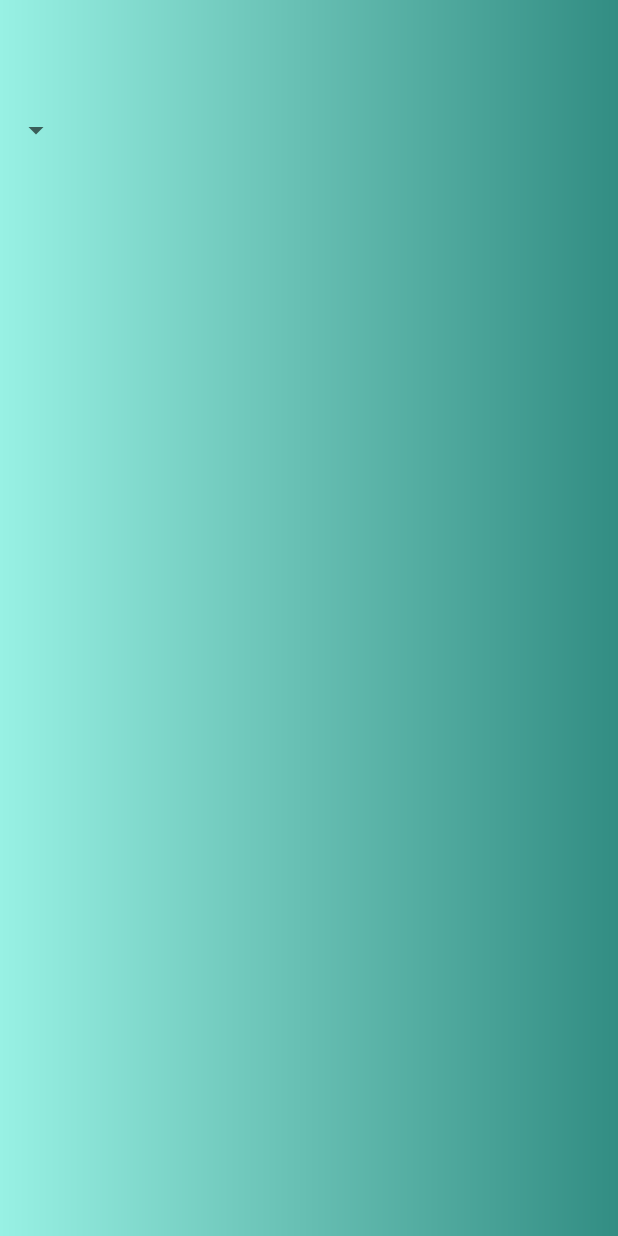
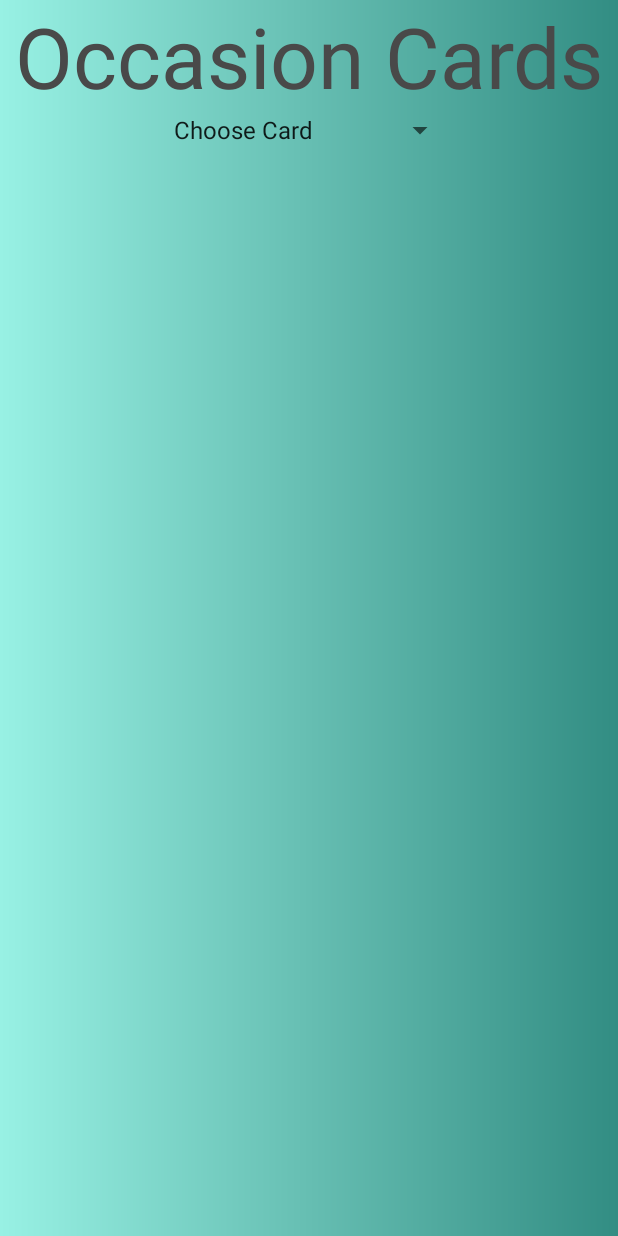
Before and after one commit to hgallop/OccasionCards, an Android app: the screen it shows after launch (MainActivity), on a phone screen of 412 x 824 dp. Run offline under Robolectric (Android 15) with nearby library versions, the phone set to English and light mode, and no system bars.

Commit message:
Add ArrayAdapter to display string array in spinner drop down menu. Create custom setOnItemSelectedListener. Use listener to get position of choice. Lunch intent to CardActivity and send position. Create Card class. Create constructor for card object. Create getter methods for card variables. Create CardActivity and activity_card. Add layout to activity_card. Add intent to receive position to CardActivity. Set up switch statement for card chosen. Prepare for setCard and generateCard methods. Remove action bar.

```diff
--- a/app/src/main/AndroidManifest.xml
+++ b/app/src/main/AndroidManifest.xml
@@ -16,6 +16,7 @@
                 <category android:name="android.intent.category.LAUNCHER" />
             </intent-filter>
         </activity>
+        <activity android:name=".CardActivity"></activity>
     </application>
 
 </manifest>
--- a/app/src/main/java/com/example/android/occasioncards/MainActivity.java
+++ b/app/src/main/java/com/example/android/occasioncards/MainActivity.java
@@ -1,13 +1,50 @@
 package com.example.android.occasioncards;
 
+import android.content.Intent;
 import android.support.v7.app.AppCompatActivity;
 import android.os.Bundle;
+import android.util.Log;
+import android.view.View;
+import android.widget.AdapterView;
+import android.widget.ArrayAdapter;
+import android.widget.Button;
+import android.widget.Spinner;
+import android.widget.Toast;
 
 public class MainActivity extends AppCompatActivity {
+
+    Spinner cardSpinner;
 
     @Override
     protected void onCreate(Bundle savedInstanceState) {
         super.onCreate(savedInstanceState);
         setContentView(R.layout.activity_main);
+
+         cardSpinner = findViewById(R.id.card_spinner);
+        // Creates an ArrayAdapter using the string array and a default spinner layout
+        ArrayAdapter<CharSequence> adapter = ArrayAdapter.createFromResource(this,
+                R.array.cards_array, android.R.layout.simple_spinner_item);
+        // Specifies the layout to use when the list of choices appears
+        adapter.setDropDownViewResource(android.R.layout.simple_spinner_dropdown_item);
+        // Applies the adapter to the spinner
+        cardSpinner.setAdapter(adapter);
+
+        cardSpinner.setOnItemSelectedListener(new AdapterView.OnItemSelectedListener() {
+            @Override
+            public void onItemSelected(AdapterView<?> adapter, View view, int pos, long l) {
+                adapter.getItemAtPosition(pos);
+                if (pos > 0){
+                    Intent cardIntent = new Intent(MainActivity.this, CardActivity.class);
+                    cardIntent.putExtra("cardChoice", pos);
+                    startActivity(cardIntent);
+                }
+            }
+
+            @Override
+            public void onNothingSelected(AdapterView<?> adapterView) {
+
+            }
+        });
     }
+
 }
--- a/app/src/main/res/layout/activity_main.xml
+++ b/app/src/main/res/layout/activity_main.xml
@@ -12,12 +12,14 @@
         android:layout_height="wrap_content"
         android:textSize="@dimen/header_size"
         android:gravity="center"
-        tools:text="Occasion\nCards"
+        android:text="@string/app_name"
         android:textColor="@color/colorPrimaryDark"/>
 
     <Spinner
+        android:id="@+id/card_spinner"
         android:layout_width="wrap_content"
-        android:layout_height="wrap_content">
+        android:layout_height="wrap_content"
+        android:layout_gravity="center">
 
     </Spinner>
 
--- a/app/src/main/res/values/dimen.xml
+++ b/app/src/main/res/values/dimen.xml
@@ -2,4 +2,7 @@
 <resources>
     <dimen name="gradient">180dp</dimen>
     <dimen name="header_size">56sp</dimen>
+    <dimen name="body_size">28dp</dimen>
+    <dimen name="greeting_size">76dp</dimen>
+    <dimen name="pad">8dp</dimen>
 </resources>
--- a/app/src/main/res/values/strings.xml
+++ b/app/src/main/res/values/strings.xml
@@ -1,16 +1,25 @@
 <resources>
     <string name="app_name">Occasion Cards</string>
-    <string-array name="planets_array">
+    <string-array name="cards_array">
+        <item>Choose Card</item>
         <item>New Years</item>
-        <item>Groundhog's Day</item>
-        <item>Valentine's Day</item>
-        <item>St. Patrick's Day</item>
+        <item>Groundhog\'s Day</item>
+        <item>Valentine\'s Day</item>
+        <item>St. Patrick\'s Day</item>
         <item>Easter</item>
-        <item>Mother's Day</item>
-        <item>Father's Day</item>
+        <item>Mother\'s Day</item>
+        <item>Father\'s Day</item>
         <item>Independence Day</item>
         <item>Halloween</item>
         <item>Thanksgiving</item>
         <item>Christmas</item>
     </string-array>
+
+    <string name="happy">Happy</string>
+    <string name="merry">Merry</string>
+    <string name="you">To You!</string>
+
+    <string name="donut">Donut go nuts!</string>
+    <string name="but">but...</string>
+    <string name="birthday">Birthday</string>
 </resources>
```
Also changed, not shown: app/src/main/java/com/example/android/occasioncards/Card.java (added, +30 -0 lines), app/src/main/java/com/example/android/occasioncards/CardActivity.java (added, +57 -0 lines), app/src/main/res/layout/activity_card.xml (added, +53 -0 lines).
